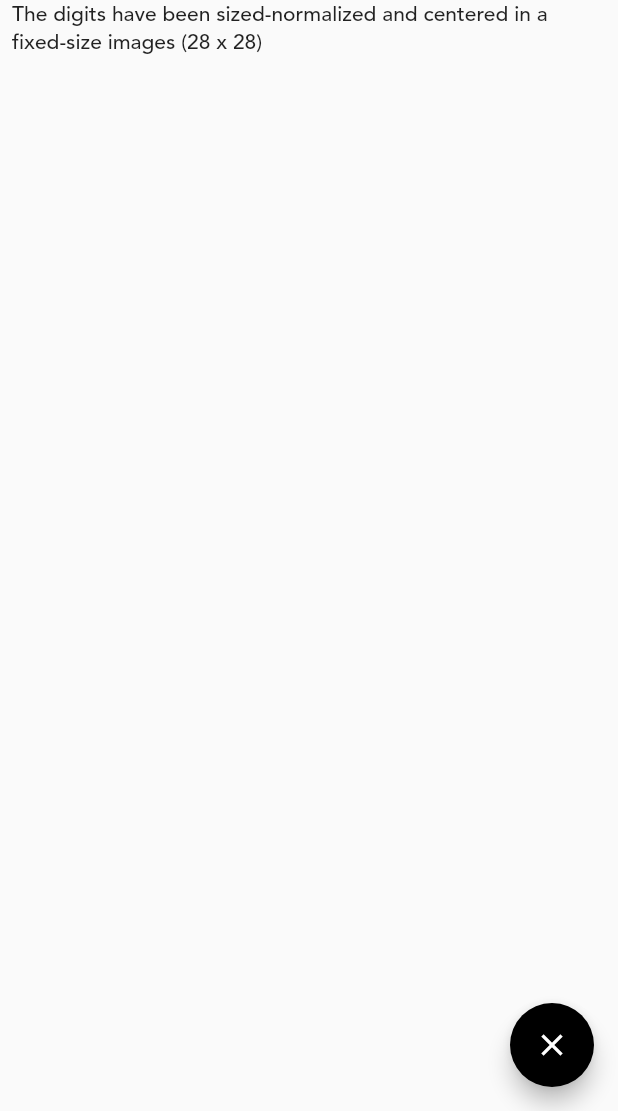
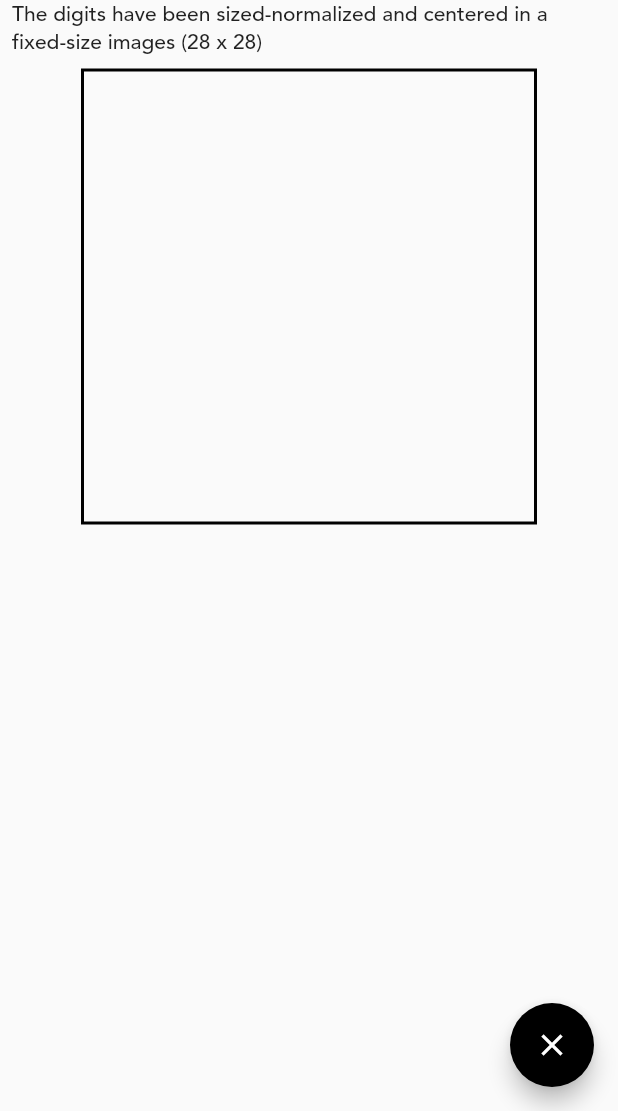
Before and after one commit to TheDrummerCoding/Digit_Detective_App, a Flutter app: the screen it shows after launch, after a tap on "Get Started!", on a phone screen of 412 x 824 dp, the part 125-1236 px from its top. Run offline on Flutter 3.47's test engine with Material 2 defaults, Android fonts, the light colour scheme and no system bars; missing offline and left inert: tflite.

Commit message:
Canvas Creado y Funcionando

```diff
--- a/lib/Screens/DrawScreen.dart
+++ b/lib/Screens/DrawScreen.dart
@@ -1,4 +1,6 @@
+import 'package:digit_detective_app/Screens/Utils/Constants.dart';
 import 'package:digit_detective_app/Services/Recognizer.dart';
+import 'package:digit_detective_app/Screens/Drawing_Painter.dart';
 import 'package:flutter/material.dart';
 
 class DrawScreen extends StatefulWidget {
@@ -9,6 +11,7 @@ class DrawScreen extends StatefulWidget {
 }
 
 class _DrawScreenState extends State<DrawScreen> {
+  final _points = List<Offset>();
   final _recognizer = Recognizer();
 
   @override
@@ -34,20 +37,58 @@ class _DrawScreenState extends State<DrawScreen> {
         floatingActionButton: FloatingActionButton(
           backgroundColor: Colors.black,
           child: Icon(Icons.clear),
-          onPressed: () {},
+          onPressed: () {
+            setState(() {
+              _points.clear();
+            });
+          },
         ),
         body: Column(
           children: [
             Row(
-              children: [Expanded(
-                child: Padding(
-                  padding: const EdgeInsets.all(8.0),
-                  child: Column(
-                    children: [Text("Mr. Digit Detective will guess the number", style: TextStyle(fontWeight: FontWeight.bold),),
-                    Text("The digits have been sized-normalized and centered in a fixed-size images (28 x 28)")],
+              children: [
+                Expanded(
+                  child: Padding(
+                    padding: const EdgeInsets.all(8.0),
+                    child: Column(
+                      children: [
+                        Text(
+                          "Mr. Digit Detective will guess the number",
+                          style: TextStyle(fontWeight: FontWeight.bold),
+                        ),
+                        Text(
+                            "The digits have been sized-normalized and centered in a fixed-size images (28 x 28)")
+                      ],
+                    ),
                   ),
+                )
+              ],
+            ),
+            Container(
+              width: Constants.canvaSize + Constants.borderSize * 2,
+              height: Constants.canvaSize + Constants.borderSize * 2,
+              decoration: BoxDecoration(
+                  border: Border.all(
+                      color: Colors.black, width: Constants.borderSize)),
+              child: GestureDetector(
+                onPanUpdate: (DragUpdateDetails details) {
+                  Offset _localPosition = details.localPosition;
+                  if (_localPosition.dx >= 0 &&
+                      _localPosition.dx <= Constants.canvaSize &&
+                      _localPosition.dy >= 0 &&
+                      _localPosition.dy <= Constants.canvaSize) {
+                    setState(() {
+                      _points.add(_localPosition);
+                    });
+                  }
+                },
+                onPanEnd: (DragEndDetails details) {
+                  _points.add(null);
+                },
+                child: CustomPaint(
+                  painter: DrawingPainter(_points),
                 ),
-              )],
+              ),
             )
           ],
         ),
--- /dev/null
+++ b/lib/Screens/Drawing_Painter.dart
@@ -0,0 +1,28 @@
+import 'package:digit_detective_app/Screens/Utils/Constants.dart';
+import 'package:flutter/cupertino.dart';
+import 'package:flutter/material.dart';
+
+class DrawingPainter extends CustomPainter {
+  final List<Offset> points;
+
+  DrawingPainter(this.points);
+
+  final Paint _paint = Paint()
+    ..strokeCap = StrokeCap.round
+    ..color = Colors.black
+    ..strokeWidth = Constants.strokeWidth;
+
+  @override
+  void paint(Canvas canvas, Size size) {
+    for (int i = 0; i < points.length - 1; i++) {
+      if (points[i] != null && points[i + 1] != null) {
+        canvas.drawLine(points[i], points[i + 1], _paint);
+      }
+    }
+  }
+
+  @override
+  bool shouldRepaint(covariant CustomPainter oldDelegate) {
+    return true;
+  }
+}
--- /dev/null
+++ b/lib/Screens/Utils/Constants.dart
@@ -0,0 +1,9 @@
+class Constants {
+  static double canvaSize = 300;
+  static double borderSize = 2;
+
+  static double imageSize = 300;
+  static int mnistImageSize = 28;
+
+  static double strokeWidth = 8;
+}
```
Also changed, not shown: lib/Services/Recognizer.dart (+20 -0 lines).
